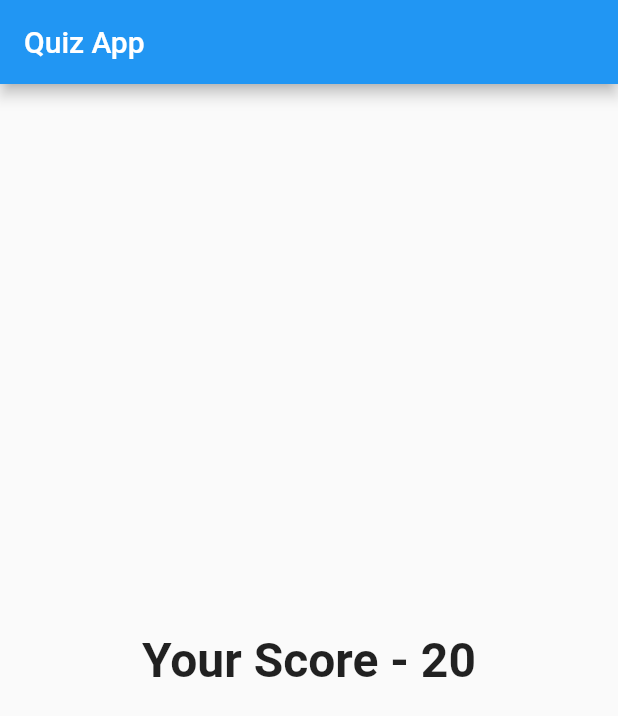
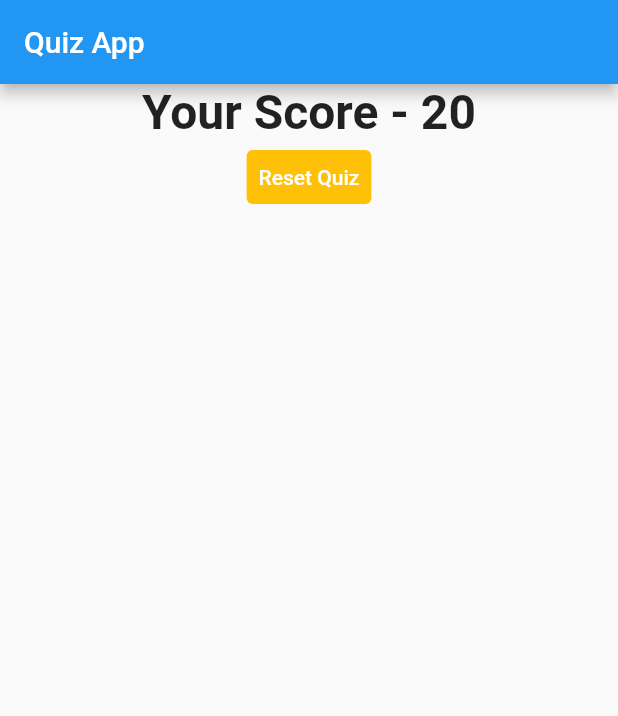
Before and after one commit to zephyrus21/quizz_app, a Flutter app: the screen it shows after launch, after a tap on "Black", after a tap on "Lion", on a phone screen of 412 x 824 dp. Shown: the top 716 px of the screen. Run offline on Flutter 3.47's test engine with Material 2 defaults, Android fonts, the phone set to English and light mode, and no system bars.

Commit message:
adding reset funcs

```diff
--- a/lib/main.dart
+++ b/lib/main.dart
@@ -43,6 +43,13 @@ class _MyAppState extends State<MyApp> {
     });
   }
 
+  void _resetQuiz() {
+    setState(() {
+      _qIndex = 0;
+      _totalScore = 0;
+    });
+  }
+
   @override
   Widget build(BuildContext context) {
     return MaterialApp(
@@ -56,7 +63,7 @@ class _MyAppState extends State<MyApp> {
                 qIndex: _qIndex,
                 questions: _questions,
               )
-            : Result(_totalScore),
+            : Result(_totalScore, _resetQuiz),
       ),
     );
   }
--- a/lib/result.dart
+++ b/lib/result.dart
@@ -2,16 +2,27 @@ import 'package:flutter/material.dart';
 
 class Result extends StatelessWidget {
   final int result;
+  final Function() resetQuiz;
 
-  Result(this.result);
+  Result(this.result, this.resetQuiz);
 
   @override
   Widget build(BuildContext context) {
     return Container(
       child: Center(
-        child: Text(
-          "Your Score - $result",
-          style: TextStyle(fontSize: 32, fontWeight: FontWeight.bold),
+        child: Column(
+          children: [
+            Text(
+              "Your Score - $result",
+              style: TextStyle(fontSize: 32, fontWeight: FontWeight.bold),
+            ),
+            TextButton(
+              child: Text("Reset Quiz"),
+              style: TextButton.styleFrom(
+                  primary: Colors.white, backgroundColor: Colors.amber),
+              onPressed: resetQuiz,
+            )
+          ],
         ),
       ),
     );
```
